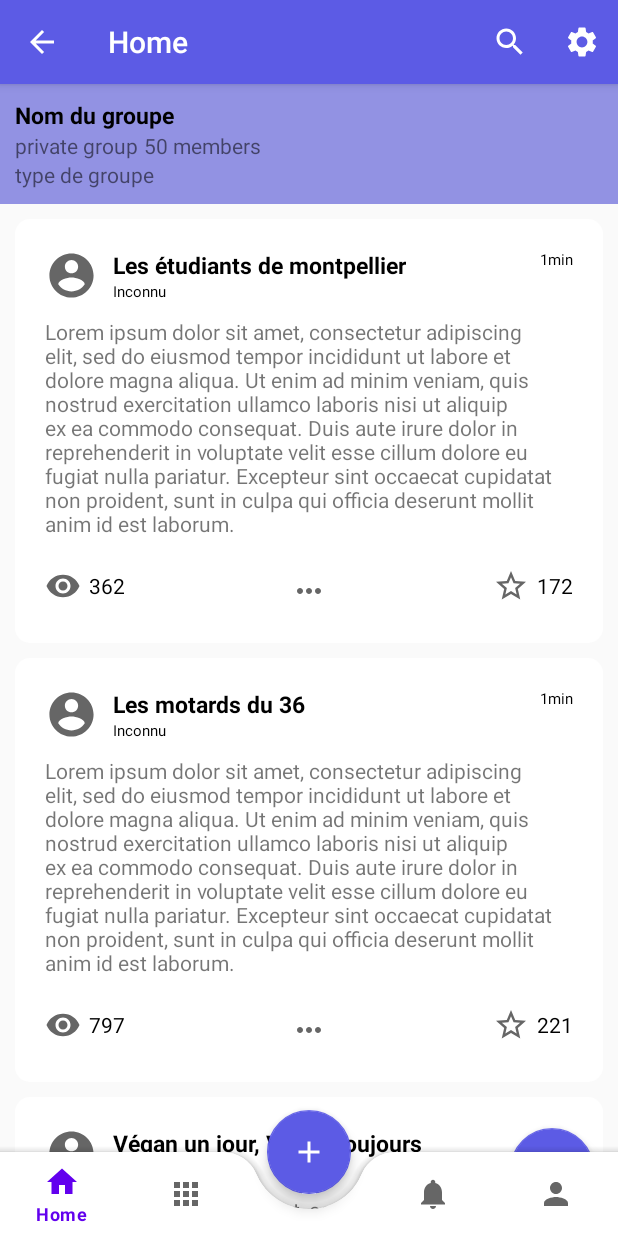
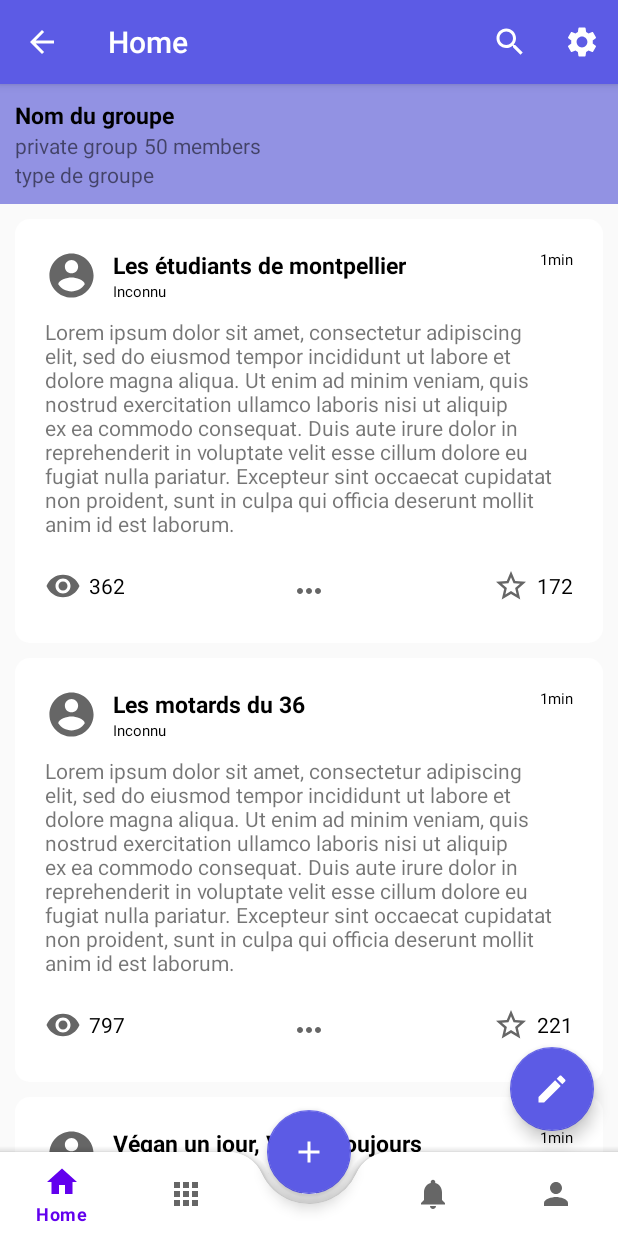
Before and after one commit to ETS-Android2/reseau-social-android, an Android app: the PostGroupeFragment screen opened through its navigation route, on a phone screen of 412 x 824 dp. Run offline under Robolectric (Android 15) with nearby library versions, the phone set to English and light mode, and no system bars; our stand-ins replace navigation-ui; 2 statements that could not run were skipped.

Commit message:
Ajustement style (padding et margin)

```diff
--- a/SocialMediaProject/app/src/main/res/layout/activity_main.xml
+++ b/SocialMediaProject/app/src/main/res/layout/activity_main.xml
@@ -31,7 +31,7 @@
         app:contentInsetStart="0dp"
         app:contentInsetStartWithNavigation="0dp"
         app:fabAlignmentMode="center"
-        app:fabCradleMargin="10dp"
+        app:fabCradleMargin="7dp"
         app:fabCradleRoundedCornerRadius="25dp"
         app:fabCradleVerticalOffset="0dp">
 
--- a/SocialMediaProject/app/src/main/res/layout/adapter_profile_item.xml
+++ b/SocialMediaProject/app/src/main/res/layout/adapter_profile_item.xml
@@ -4,7 +4,7 @@
     android:layout_width="match_parent"
     android:layout_height="wrap_content"
     android:orientation="horizontal"
-    android:padding="20dp">
+    android:padding="15dp">
 
     <ImageView
         android:id="@+id/item_icon"
--- a/SocialMediaProject/app/src/main/res/layout/fragment_groupe_post.xml
+++ b/SocialMediaProject/app/src/main/res/layout/fragment_groupe_post.xml
@@ -74,5 +74,6 @@
         android:layout_gravity="end|bottom"
         android:src="@drawable/ic_baseline_create_24"
         android:contentDescription="@string/addPost"
-        android:layout_margin="16dp" />
+        android:layout_marginRight="16dp"
+        android:layout_marginBottom="70dp"/>
 </androidx.coordinatorlayout.widget.CoordinatorLayout>
--- a/SocialMediaProject/app/src/main/res/layout/fragment_profile.xml
+++ b/SocialMediaProject/app/src/main/res/layout/fragment_profile.xml
@@ -43,7 +43,7 @@
         android:id="@+id/profileListView"
         android:layout_width="wrap_content"
         android:layout_height="wrap_content"
-        android:dividerHeight="1dp" />
+        android:dividerHeight="1dp"/>
 
 
 </LinearLayout>
--- a/SocialMediaProject/app/src/main/res/layout/my_informations_fragment.xml
+++ b/SocialMediaProject/app/src/main/res/layout/my_informations_fragment.xml
@@ -60,7 +60,7 @@
         android:layout_height="wrap_content"
         android:layout_alignParentBottom="true"
         android:layout_centerHorizontal="true"
-        android:layout_margin="20dp"
+        android:layout_marginBottom="110dp"
         android:layout_gravity="center"
         android:text="@string/update_informations"/>
 
```
